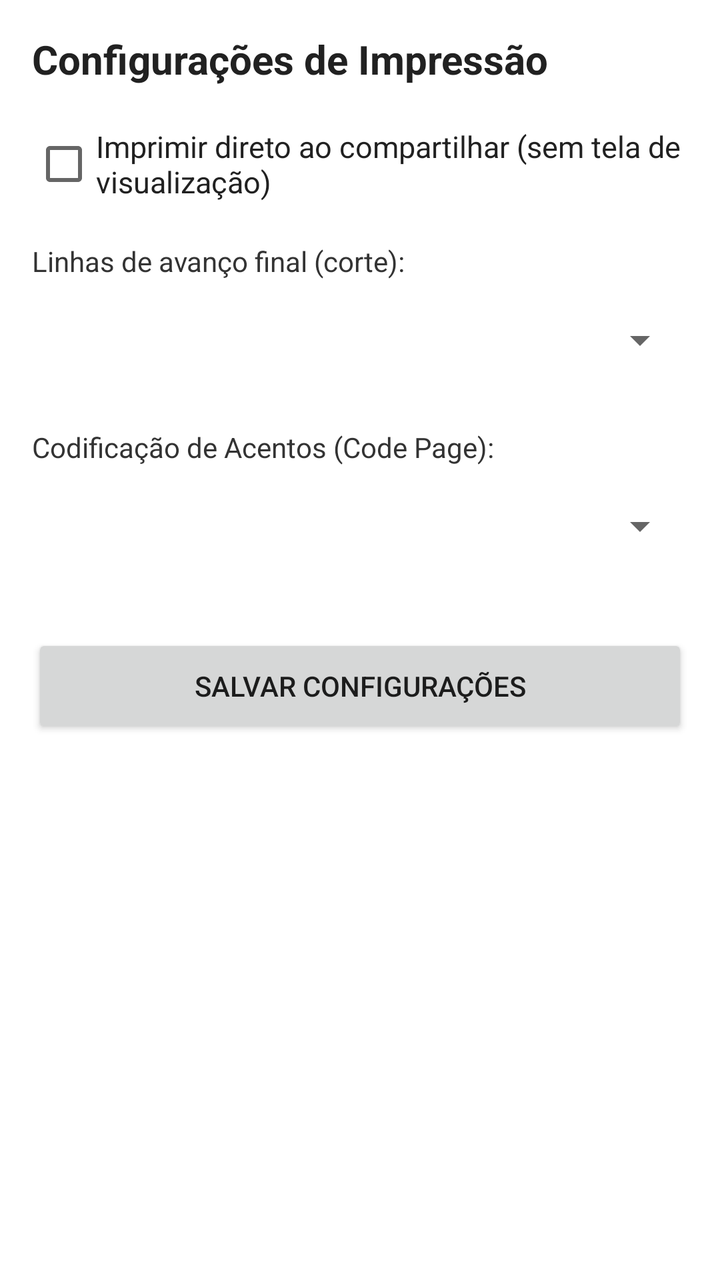
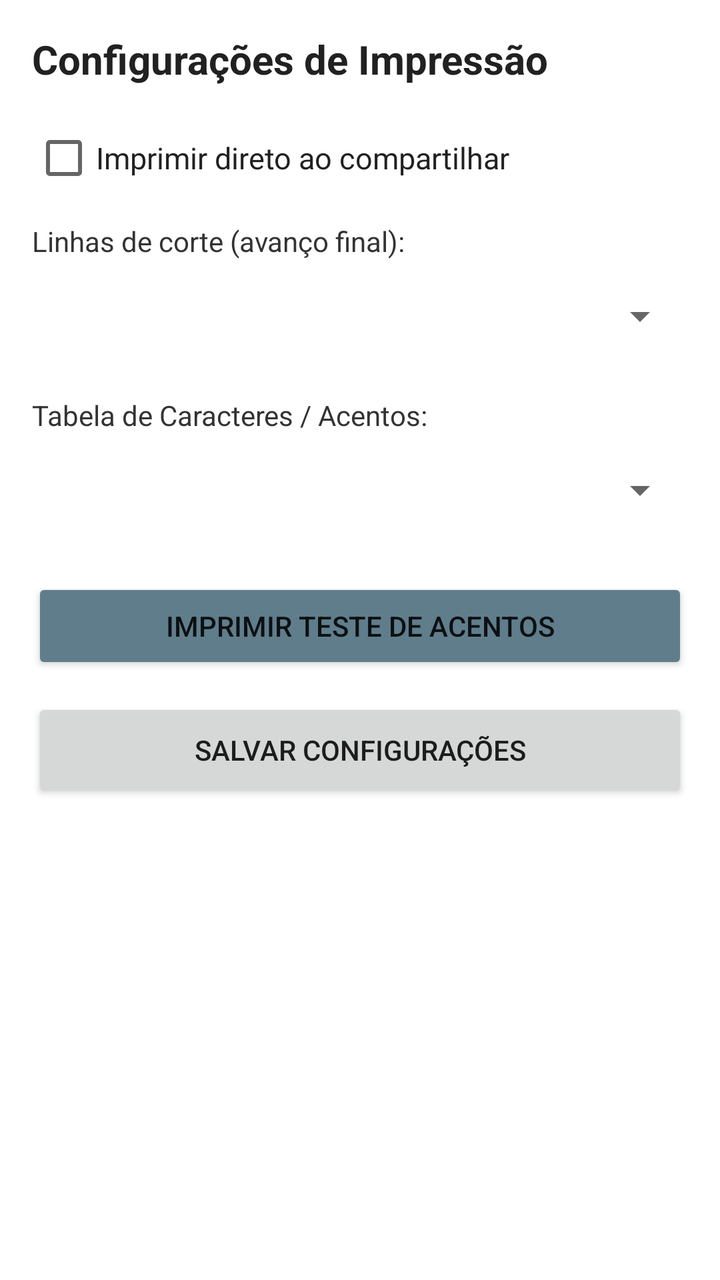

Two renders of the same Android screen: before a commit and after it. Below are the layout's source before the change and the commit's diff.
<!-- AndroidManifest.xml: application theme Theme.AppCompat.Light.NoActionBar -->
<!-- res/layout/activity_settings.xml -->
<?xml version="1.0" encoding="utf-8"?>
<LinearLayout xmlns:android="http://schemas.android.com/apk/res/android"
    android:layout_width="match_parent"
    android:layout_height="match_parent"
    android:orientation="vertical"
    android:padding="16dp"
    android:background="#FFFFFF">

    <TextView
        android:layout_width="wrap_content"
        android:layout_height="wrap_content"
        android:text="Configurações de Impressão"
        android:textStyle="bold"
        android:textSize="20sp"
        android:textColor="#212121"
        android:layout_marginBottom="20dp" />

    <CheckBox
        android:id="@+id/cbDirectPrint"
        android:layout_width="match_parent"
        android:layout_height="wrap_content"
        android:text="Imprimir direto ao compartilhar (sem tela de visualização)"
        android:textColor="#212121"
        android:textSize="15sp"
        android:layout_marginBottom="20dp" />

    <TextView
        android:layout_width="wrap_content"
        android:layout_height="wrap_content"
        android:text="Linhas de avanço final (corte):"
        android:textColor="#333333"
        android:textSize="14sp" />

    <Spinner
        android:id="@+id/spFeedLines"
        android:layout_width="match_parent"
        android:layout_height="48dp"
        android:layout_marginTop="6dp"
        android:layout_marginBottom="20dp" />

    <TextView
        android:layout_width="wrap_content"
        android:layout_height="wrap_content"
        android:text="Codificação de Acentos (Code Page):"
        android:textColor="#333333"
        android:textSize="14sp" />

    <Spinner
        android:id="@+id/spCodePage"
        android:layout_width="match_parent"
        android:layout_height="48dp"
        android:layout_marginTop="6dp"
        android:layout_marginBottom="30dp" />

    <Button
        android:id="@+id/btnSaveSettings"
        android:layout_width="match_parent"
        android:layout_height="52dp"
        android:text="Salvar Configurações" />
</LinearLayout>
<!-- resources referenced by this layout -->
<resources>

</resources>

<!-- the commit's change to res/layout/activity_settings.xml (unified diff, before → after) -->
@@ -19,15 +19,15 @@
         android:id="@+id/cbDirectPrint"
         android:layout_width="match_parent"
         android:layout_height="wrap_content"
-        android:text="Imprimir direto ao compartilhar (sem tela de visualização)"
+        android:text="Imprimir direto ao compartilhar"
         android:textColor="#212121"
         android:textSize="15sp"
-        android:layout_marginBottom="20dp" />
+        android:layout_marginBottom="16dp" />
 
     <TextView
         android:layout_width="wrap_content"
         android:layout_height="wrap_content"
-        android:text="Linhas de avanço final (corte):"
+        android:text="Linhas de corte (avanço final):"
         android:textColor="#333333"
         android:textSize="14sp" />
 
@@ -35,13 +35,13 @@
         android:id="@+id/spFeedLines"
         android:layout_width="match_parent"
         android:layout_height="48dp"
-        android:layout_marginTop="6dp"
-        android:layout_marginBottom="20dp" />
+        android:layout_marginTop="4dp"
+        android:layout_marginBottom="16dp" />
 
     <TextView
         android:layout_width="wrap_content"
         android:layout_height="wrap_content"
-        android:text="Codificação de Acentos (Code Page):"
+        android:text="Tabela de Caracteres / Acentos:"
         android:textColor="#333333"
         android:textSize="14sp" />
 
@@ -49,8 +49,16 @@
         android:id="@+id/spCodePage"
         android:layout_width="match_parent"
         android:layout_height="48dp"
-        android:layout_marginTop="6dp"
-        android:layout_marginBottom="30dp" />
+        android:layout_marginTop="4dp"
+        android:layout_marginBottom="20dp" />
+
+    <Button
+        android:id="@+id/btnTestPrint"
+        android:layout_width="match_parent"
+        android:layout_height="48dp"
+        android:text="Imprimir Teste de Acentos"
+        android:backgroundTint="#607D8B"
+        android:layout_marginBottom="12dp" />
 
     <Button
         android:id="@+id/btnSaveSettings"
